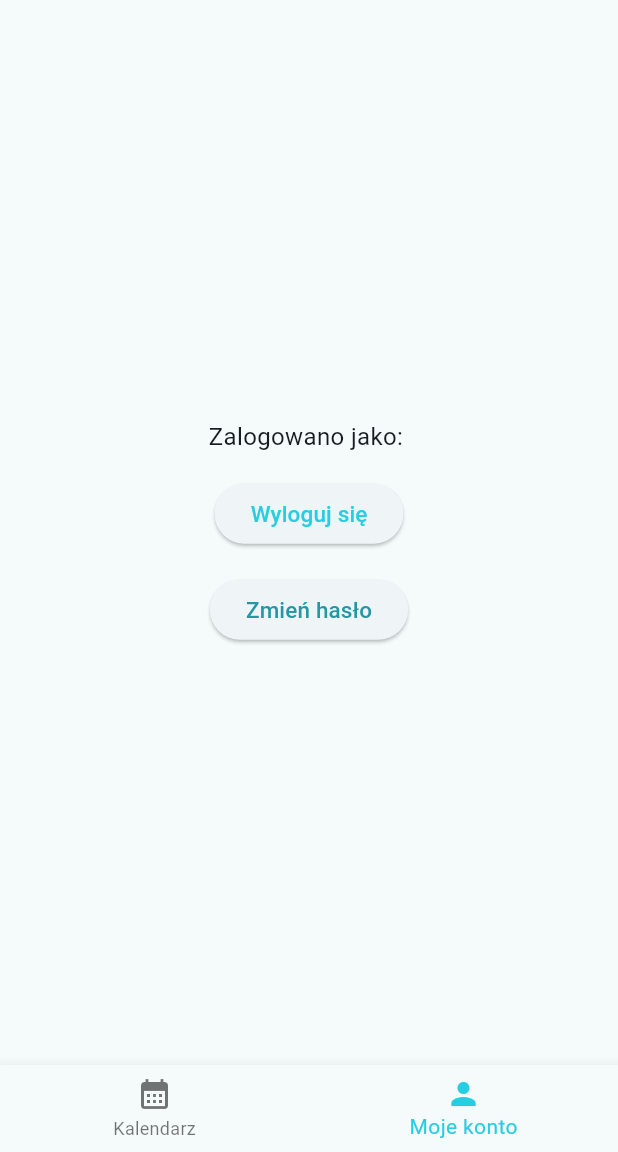
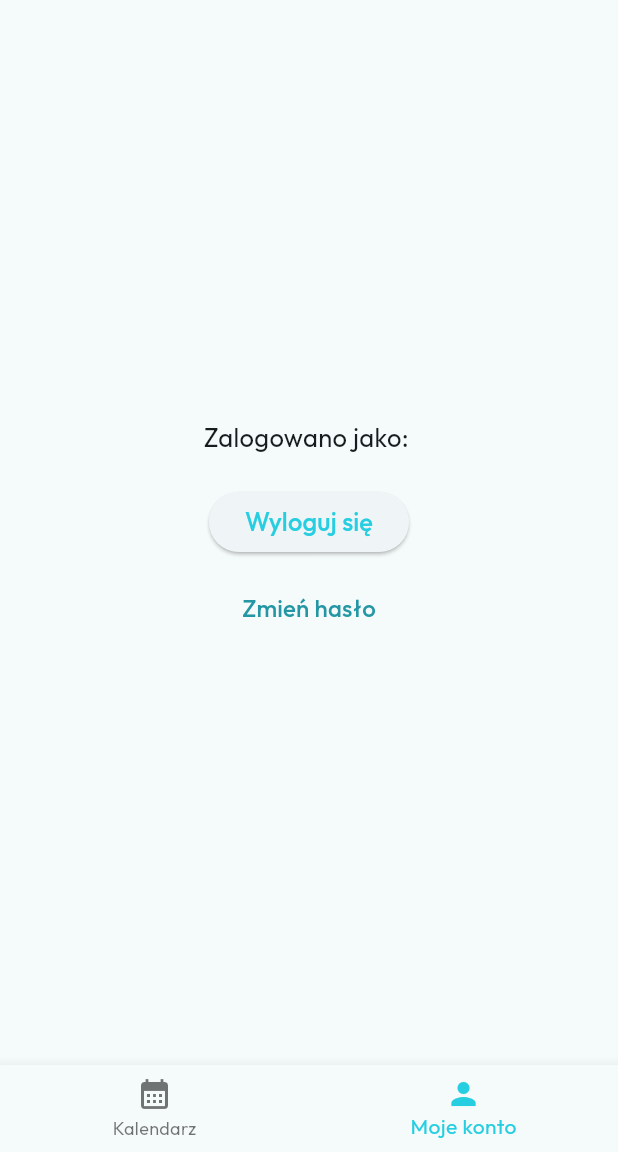
Before and after one commit to esteraszamli/my_calendar, a Flutter app: the screen it shows once a user with an empty profile is signed in, item 2 of the bottom bar chosen, on a phone screen of 412 x 824 dp, the part 84-1236 px from its top. Run offline on Flutter 3.47's test engine with Material 3 defaults, Android fonts, the phone set to English and light mode, and no system bars; our stand-ins replace cloud_firestore, dio, firebase_auth, firebase_core, flutter_bloc, get_it and 2 more; accounts and stored records are empty; network calls fail.

Commit message:
Improve fonts consistent in UI

```diff
--- a/lib/pages/calendar/calendar_page.dart
+++ b/lib/pages/calendar/calendar_page.dart
@@ -40,6 +40,8 @@ class _CalendarPageState extends State<CalendarPage> {
             currentIndex = newIndex;
           });
         },
+        selectedLabelStyle: GoogleFonts.outfit(fontWeight: FontWeight.w400),
+        unselectedLabelStyle: GoogleFonts.outfit(fontWeight: FontWeight.w400),
         items: const <BottomNavigationBarItem>[
           BottomNavigationBarItem(
             icon: Icon(Icons.calendar_month),
--- a/lib/pages/login/profile_page.dart
+++ b/lib/pages/login/profile_page.dart
@@ -17,14 +17,28 @@ class ProfilePageState extends State<ProfilePage> {
   Future<void> _changePassword() async {
     if (_newPasswordController.text.length < 6) {
       ScaffoldMessenger.of(context).showSnackBar(
-        const SnackBar(content: Text('Hasło musi mieć minimum 6 znaków')),
+        SnackBar(
+            content: Text(
+          'Hasło musi mieć minimum 6 znaków',
+          style: GoogleFonts.outfit(
+            fontSize: 15,
+            fontWeight: FontWeight.w400,
+          ),
+        )),
       );
       return;
     }
 
     if (_newPasswordController.text.length > 30) {
       ScaffoldMessenger.of(context).showSnackBar(
-        const SnackBar(content: Text('Hasło może mieć maksymalnie 30 znaków')),
+        SnackBar(
+            content: Text(
+          'Hasło może mieć maksymalnie 30 znaków',
+          style: GoogleFonts.outfit(
+            fontSize: 15,
+            fontWeight: FontWeight.w400,
+          ),
+        )),
       );
       return;
     }
@@ -48,13 +62,27 @@ class ProfilePageState extends State<ProfilePage> {
 
       if (mounted) {
         ScaffoldMessenger.of(context).showSnackBar(
-          const SnackBar(content: Text('Hasło zostało zmienione')),
+          SnackBar(
+              content: Text(
+            'Hasło zostało zmienione',
+            style: GoogleFonts.outfit(
+              fontSize: 15,
+              fontWeight: FontWeight.w400,
+            ),
+          )),
         );
       }
     } on FirebaseAuthException catch (e) {
       if (mounted) {
         ScaffoldMessenger.of(context).showSnackBar(
-          SnackBar(content: Text('Błąd: ${e.message}')),
+          SnackBar(
+              content: Text(
+            'Błąd: ${e.message}',
+            style: GoogleFonts.outfit(
+              fontSize: 15,
+              fontWeight: FontWeight.w400,
+            ),
+          )),
         );
       }
     }
@@ -69,19 +97,29 @@ class ProfilePageState extends State<ProfilePage> {
         child: Column(
           mainAxisAlignment: MainAxisAlignment.center,
           children: [
-            Text('Zalogowano jako: ${user?.email ?? 'Brak emaila'}',
-                style: const TextStyle(fontSize: 16)),
-            const SizedBox(height: 16),
+            Text(
+              'Zalogowano jako: ${user?.email ?? 'Brak emaila'}',
+              style: GoogleFonts.outfit(
+                fontSize: 17,
+                fontWeight: FontWeight.w400,
+              ),
+            ),
+            const SizedBox(height: 20),
             ElevatedButton(
               onPressed: () async {
                 await FirebaseAuth.instance.signOut();
               },
-              child: const Text('Wyloguj się',
-                  style: TextStyle(
-                      color: Color.fromARGB(255, 39, 206, 225), fontSize: 15)),
+              child: Text(
+                'Wyloguj się',
+                style: GoogleFonts.outfit(
+                  fontSize: 17,
+                  color: Color.fromARGB(255, 39, 206, 225),
+                  fontWeight: FontWeight.w500,
                 ),
-            const SizedBox(height: 16),
-            ElevatedButton(
+              ),
+            ),
+            const SizedBox(height: 10),
+            TextButton(
                 onPressed: () {
                   setState(() {
                     _isPasswordChangeVisible = !_isPasswordChangeVisible;
@@ -91,19 +129,25 @@ class ProfilePageState extends State<ProfilePage> {
                   _isPasswordChangeVisible
                       ? 'Anuluj zmianę hasła'
                       : 'Zmień hasło',
-                  style: TextStyle(
-                      color: Color.fromARGB(255, 37, 151, 164), fontSize: 15)),
+                  style: GoogleFonts.outfit(
+                    fontSize: 16,
+                    color: Color.fromARGB(255, 37, 151, 164),
+                    fontWeight: FontWeight.w500,
                   ),
+                )),
             if (_isPasswordChangeVisible) ...[
-              const SizedBox(height: 16),
+              const SizedBox(height: 10),
               SizedBox(
+                // ??? czcionka nie działa
                 width: 300,
                 child: TextField(
-                  style: GoogleFonts.outfit(
-                      fontSize: 15, fontWeight: FontWeight.w500),
                   controller: _currentPasswordController,
                   decoration: InputDecoration(
                     labelText: 'Aktualne hasło',
+                    labelStyle: GoogleFonts.outfit(
+                      fontSize: 16,
+                      fontWeight: FontWeight.w400,
+                    ),
                   ),
                   obscureText: true,
                 ),
@@ -117,6 +161,10 @@ class ProfilePageState extends State<ProfilePage> {
                   controller: _newPasswordController,
                   decoration: InputDecoration(
                     labelText: 'Nowe hasło',
+                    labelStyle: GoogleFonts.outfit(
+                      fontSize: 16,
+                      fontWeight: FontWeight.w400,
+                    ),
                   ),
                   obscureText: true,
                 ),
@@ -124,11 +172,14 @@ class ProfilePageState extends State<ProfilePage> {
               const SizedBox(height: 16),
               ElevatedButton(
                   onPressed: _changePassword,
-                child: const Text('Potwierdź zmianę hasła',
-                    style: TextStyle(
+                  child: Text(
+                    'Potwierdź zmianę hasła',
+                    style: GoogleFonts.outfit(
+                      fontSize: 16,
                       color: Color.fromARGB(255, 37, 151, 164),
-                        fontSize: 15)),
+                      fontWeight: FontWeight.w500,
                     ),
+                  )),
             ],
           ],
         ),
```
Lines whose indentation alone changed are shown as unchanged.
